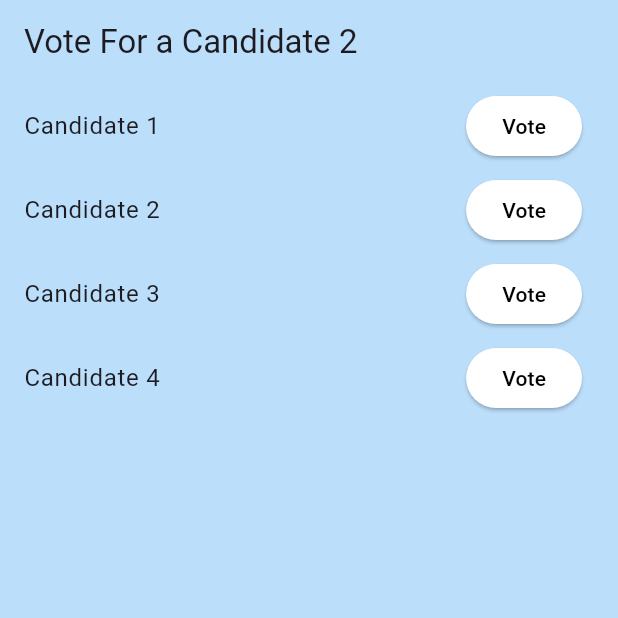
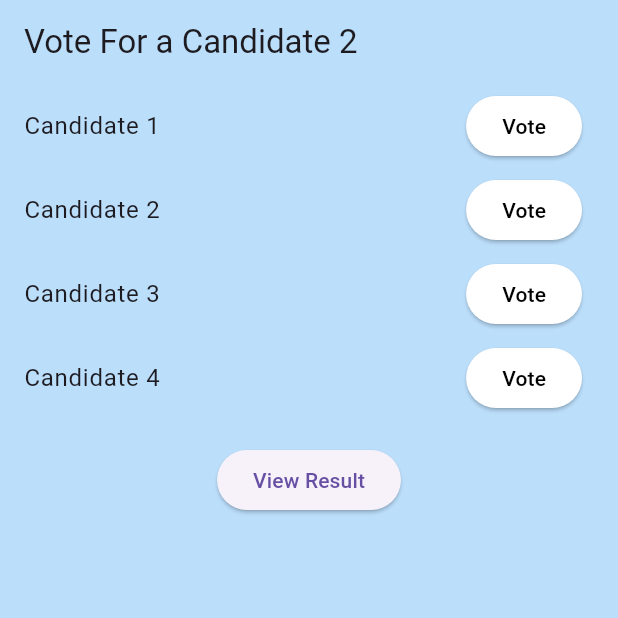
Before and after one commit to Md-Junaead/voting_app, a Flutter app: the screen it shows after launch, on a phone screen of 412 x 824 dp, the top half of it. Run offline on Flutter 3.47's test engine with Material 3 defaults, Android fonts, the phone set to English and light mode, and no system bars.

Commit message:
Upload everything

```diff
--- a/lib/Voting App/Screen/voting_screen.dart
+++ b/lib/Voting App/Screen/voting_screen.dart
@@ -43,6 +43,19 @@ class VotingScreen extends StatelessWidget {
               },
             ),
           ),
+          ElevatedButton(
+            onPressed: () {
+              Navigator.push(
+                context,
+                MaterialPageRoute(
+                  builder: (context) => ResultScreen(),
+                ),
+              );
+            },
+            child: const Text("View Result"),
+          ),
+          const Spacer(),
+          const Spacer(),
         ],
       ),
     );
```
Also changed, not shown: lib/Voting App/Screen/result_screen.dart (added).
